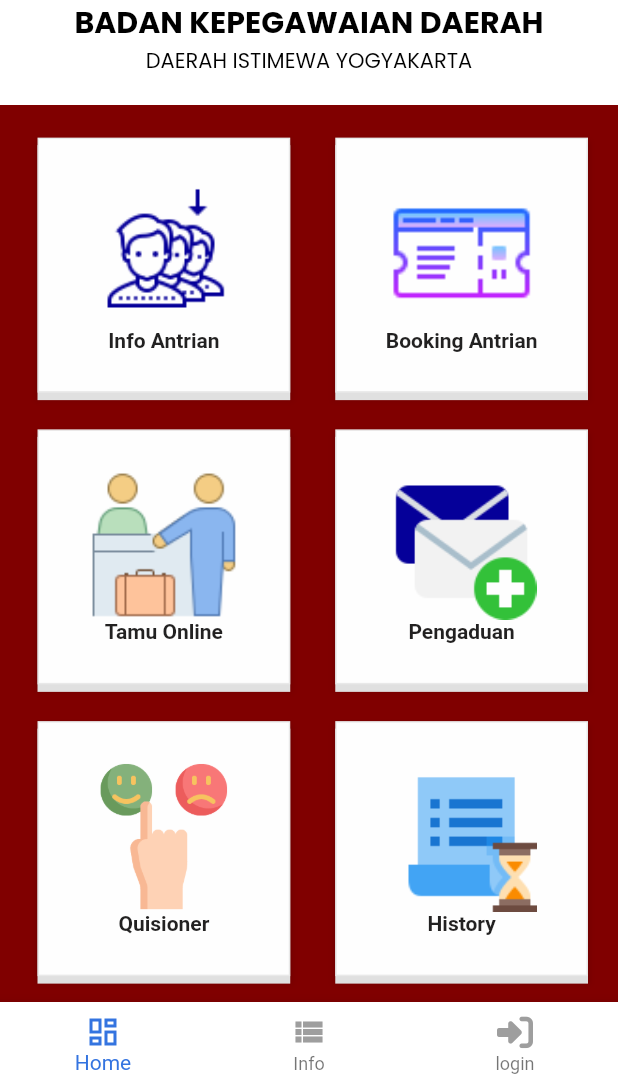
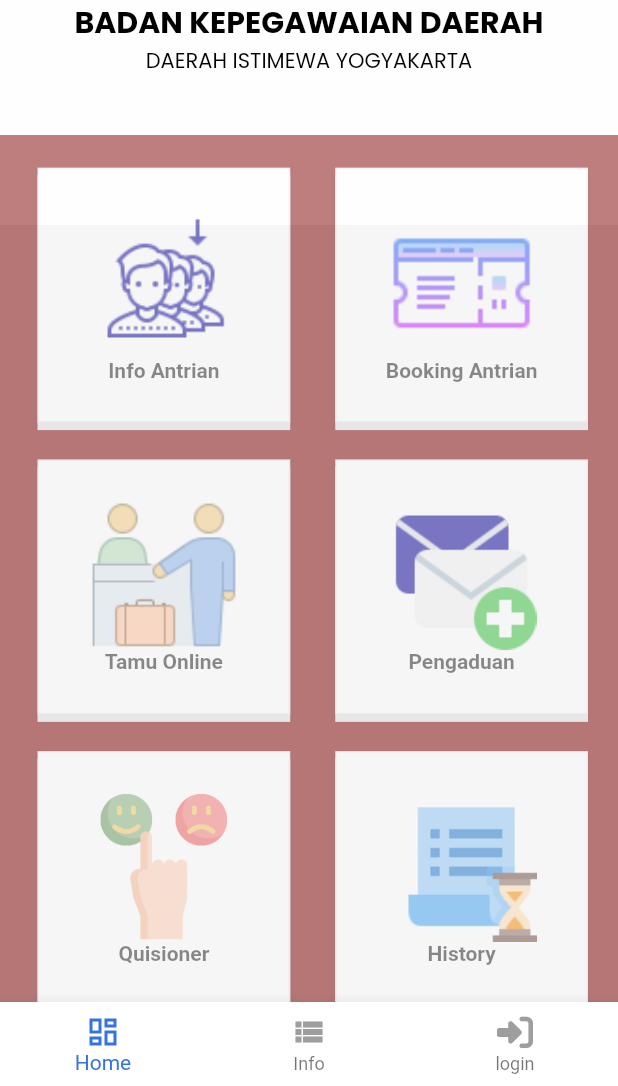
Before and after one commit to ajip21hub/sitamu_mobile_flow, a Flutter app: the first screen one second after launch, on a phone screen of 412 x 824 dp, the part 150-1236 px from its top. Run offline on Flutter 3.47's test engine with Material 2 defaults, Android fonts, the phone set to English and light mode, and no system bars; our stand-ins replace auto_size_text, equatable, flutter_spinkit, font_awesome_flutter, geolocator, google_fonts and 1 more; missing offline and left inert: json_path.

Commit message:
Updating to latest FlutterFlow output.

```diff
--- a/lib/dashboardv2/dashboardv2_widget.dart
+++ b/lib/dashboardv2/dashboardv2_widget.dart
@@ -20,6 +20,20 @@ class Dashboardv2Widget extends StatefulWidget {
 class _Dashboardv2WidgetState extends State<Dashboardv2Widget>
     with TickerProviderStateMixin {
   final animationsMap = {
+    'containerOnPageLoadAnimation1': AnimationInfo(
+      trigger: AnimationTrigger.onPageLoad,
+      duration: 600,
+      delay: 130,
+      fadeIn: true,
+    ),
+    'containerOnPageLoadAnimation2': AnimationInfo(
+      curve: Curves.linear,
+      trigger: AnimationTrigger.onPageLoad,
+      duration: 600,
+      delay: 530,
+      fadeIn: true,
+      slideOffset: Offset(0, -40),
+    ),
     'gridViewOnPageLoadAnimation': AnimationInfo(
       trigger: AnimationTrigger.onPageLoad,
       duration: 600,
@@ -135,7 +149,8 @@ class _Dashboardv2WidgetState extends State<Dashboardv2Widget>
                           )
                         ],
                       ),
-                    ),
+                    ).animated(
+                        [animationsMap['containerOnPageLoadAnimation1']]),
                     Padding(
                       padding: EdgeInsets.fromLTRB(0, 170, 0, 0),
                       child: Container(
@@ -492,7 +507,8 @@ class _Dashboardv2WidgetState extends State<Dashboardv2Widget>
                           ).animated(
                               [animationsMap['gridViewOnPageLoadAnimation']]),
                         ),
-                      ),
+                      ).animated(
+                          [animationsMap['containerOnPageLoadAnimation2']]),
                     )
                   ],
                 ),
```
